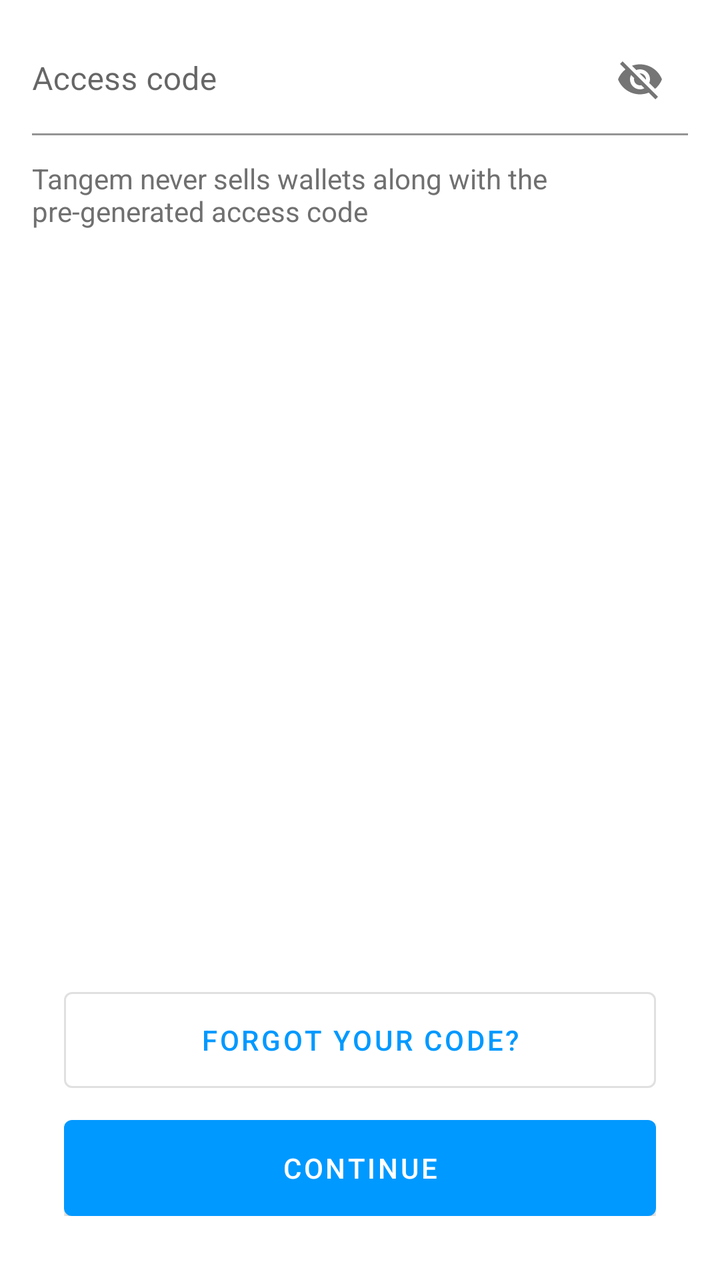
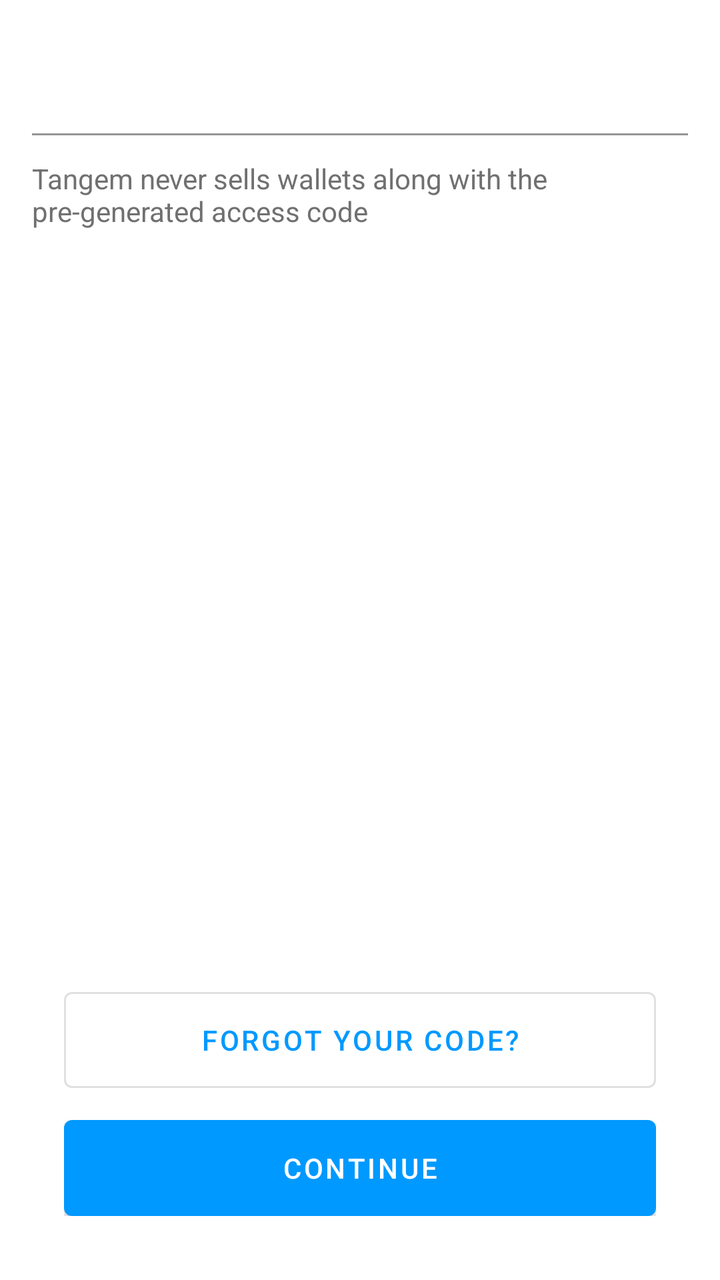

Compare the two renders of this Android layout. The source of the first and the diff that turns it into the second are given below.
<!-- AndroidManifest.xml: another module's application theme AppTheme -->
<!-- res/layout/pin_code_request_layout.xml -->
<?xml version="1.0" encoding="utf-8"?>
<androidx.appcompat.widget.LinearLayoutCompat xmlns:android="http://schemas.android.com/apk/res/android"
    xmlns:app="http://schemas.android.com/apk/res-auto"
    android:id="@+id/csPinCode"
    android:layout_width="match_parent"
    android:layout_height="match_parent"
    android:focusable="true"
    android:focusableInTouchMode="true"
    android:orientation="vertical">

    <FrameLayout
        android:id="@+id/flLayout"
        android:layout_width="match_parent"
        android:layout_height="wrap_content"
        android:layout_marginTop="12dp"
        android:paddingStart="16dp"
        android:paddingEnd="16dp">

        <com.google.android.material.textfield.TextInputLayout
            android:id="@+id/tilPinCode"
            android:layout_width="match_parent"
            android:layout_height="wrap_content"
            android:hint="@string/pin1"
            app:boxBackgroundColor="@android:color/transparent"
            app:errorIconDrawable="@null"
            app:passwordToggleEnabled="true">

            <com.google.android.material.textfield.TextInputEditText
                android:id="@+id/etPinCode"
                android:layout_width="match_parent"
                android:layout_height="match_parent"
                android:background="@android:color/transparent"
                android:paddingStart="0dp"
                android:paddingEnd="0dp" />

        </com.google.android.material.textfield.TextInputLayout>

    </FrameLayout>

    <TextView
        android:layout_width="match_parent"
        android:layout_height="wrap_content"
        android:text="@string/tangem_never_pregenerate_code_alert"
        android:layout_marginTop="12dp"
        android:layout_marginHorizontal="16dp"
        android:textColor="@color/dark_gray"
        />

    <View
        android:layout_width="match_parent"
        android:layout_height="0dp"
        android:layout_weight="1" />

    <LinearLayout
        android:layout_width="match_parent"
        android:layout_height="wrap_content"
        android:layout_marginStart="32dp"
        android:layout_marginTop="72dp"
        android:layout_marginEnd="32dp"
        android:layout_marginBottom="32dp"
        android:orientation="vertical"
        app:layout_constraintBottom_toBottomOf="parent"
        app:layout_constraintEnd_toEndOf="parent"
        app:layout_constraintStart_toStartOf="parent">

        <Button
            android:id="@+id/btnForgotCode"
            style="@style/Widget.MaterialComponents.Button.OutlinedButton"
            android:layout_width="match_parent"
            android:layout_height="wrap_content"
            android:layout_marginBottom="16dp"
            android:insetTop="0dp"
            android:insetBottom="0dp"
            android:text="@string/reset_codes_btn_forgot_your_code"
            app:layout_constraintEnd_toEndOf="parent"
            app:layout_constraintStart_toStartOf="parent"
            app:layout_constraintTop_toTopOf="parent" />

        <com.google.android.material.button.MaterialButton
            android:id="@+id/btnContinue"
            android:layout_width="match_parent"
            android:layout_height="wrap_content"
            android:insetTop="0dp"
            android:insetBottom="0dp"
            android:text="@string/common_continue"
            app:layout_constraintEnd_toEndOf="parent"
            app:layout_constraintStart_toStartOf="parent"
            app:layout_constraintTop_toTopOf="parent" />

    </LinearLayout>

</androidx.appcompat.widget.LinearLayoutCompat>
<!-- resources referenced by this layout -->
<resources>
  <color name="dark_gray">#707070</color>
  <string name="common_continue">Continue</string>
  <string name="pin1">Access code</string>
  <string name="reset_codes_btn_forgot_your_code">Forgot your code?</string>
  <string name="tangem_never_pregenerate_code_alert">Tangem never sells wallets along with the pre-generated access code</string>
  <style name="AppTheme" parent="Theme.MaterialComponents.DayNight.NoActionBar">
          <item name="colorPrimary">@color/primary</item>
          <item name="colorPrimaryDark">@color/primary_dark</item>
          <item name="colorOnPrimary">@color/on_primary</item>
          <item name="colorSecondary">@color/primary</item>
      </style>
  <color name="primary">#0099FF</color>
  <color name="primary_dark">#0099FF</color>
  <color name="on_primary">#FFFFFF</color>
</resources>

<!-- the commit's change to res/layout/pin_code_request_layout.xml (unified diff, before → after) -->
@@ -16,35 +16,19 @@
         android:paddingStart="16dp"
         android:paddingEnd="16dp">
 
-        <com.google.android.material.textfield.TextInputLayout
+        <include
             android:id="@+id/tilPinCode"
-            android:layout_width="match_parent"
-            android:layout_height="wrap_content"
-            android:hint="@string/pin1"
-            app:boxBackgroundColor="@android:color/transparent"
-            app:errorIconDrawable="@null"
-            app:passwordToggleEnabled="true">
-
-            <com.google.android.material.textfield.TextInputEditText
-                android:id="@+id/etPinCode"
-                android:layout_width="match_parent"
-                android:layout_height="match_parent"
-                android:background="@android:color/transparent"
-                android:paddingStart="0dp"
-                android:paddingEnd="0dp" />
-
-        </com.google.android.material.textfield.TextInputLayout>
+            layout="@layout/access_code_input_layout" />
 
     </FrameLayout>
 
     <TextView
         android:layout_width="match_parent"
         android:layout_height="wrap_content"
+        android:layout_marginHorizontal="16dp"
+        android:layout_marginTop="12dp"
         android:text="@string/tangem_never_pregenerate_code_alert"
-        android:layout_marginTop="12dp"
-        android:layout_marginHorizontal="16dp"
-        android:textColor="@color/dark_gray"
-        />
+        android:textColor="@color/dark_gray" />
 
     <View
         android:layout_width="match_parent"
@@ -90,3 +74,26 @@
     </LinearLayout>
 
 </androidx.appcompat.widget.LinearLayoutCompat>
+<!-- res/layout/access_code_input_layout.xml (included above) -->
+<?xml version="1.0" encoding="utf-8"?>
+<com.google.android.material.textfield.TextInputLayout xmlns:android="http://schemas.android.com/apk/res/android"
+    xmlns:app="http://schemas.android.com/apk/res-auto"
+    android:id="@+id/tilPinCode"
+    android:layout_width="match_parent"
+    android:layout_height="wrap_content"
+    app:boxBackgroundColor="@android:color/transparent">
+
+    <com.google.android.material.textfield.TextInputEditText
+        android:id="@+id/etPinCode"
+        android:layout_width="match_parent"
+        android:layout_height="match_parent"
+        android:autofillHints="none"
+        android:background="@android:color/transparent"
+        android:importantForAutofill="no"
+        android:inputType="textPassword"
+        android:paddingStart="0dp"
+        android:paddingEnd="0dp"
+        android:privateImeOptions="disableAutofill"
+        android:singleLine="true" />
+
+</com.google.android.material.textfield.TextInputLayout>
<!-- resource entries referenced after the edit -->
@@ -2,7 +2,6 @@
 <resources>
   <color name="dark_gray">#707070</color>
   <string name="common_continue">Continue</string>
-  <string name="pin1">Access code</string>
   <string name="reset_codes_btn_forgot_your_code">Forgot your code?</string>
   <string name="tangem_never_pregenerate_code_alert">Tangem never sells wallets along with the pre-generated access code</string>
   <style name="AppTheme" parent="Theme.MaterialComponents.DayNight.NoActionBar">
